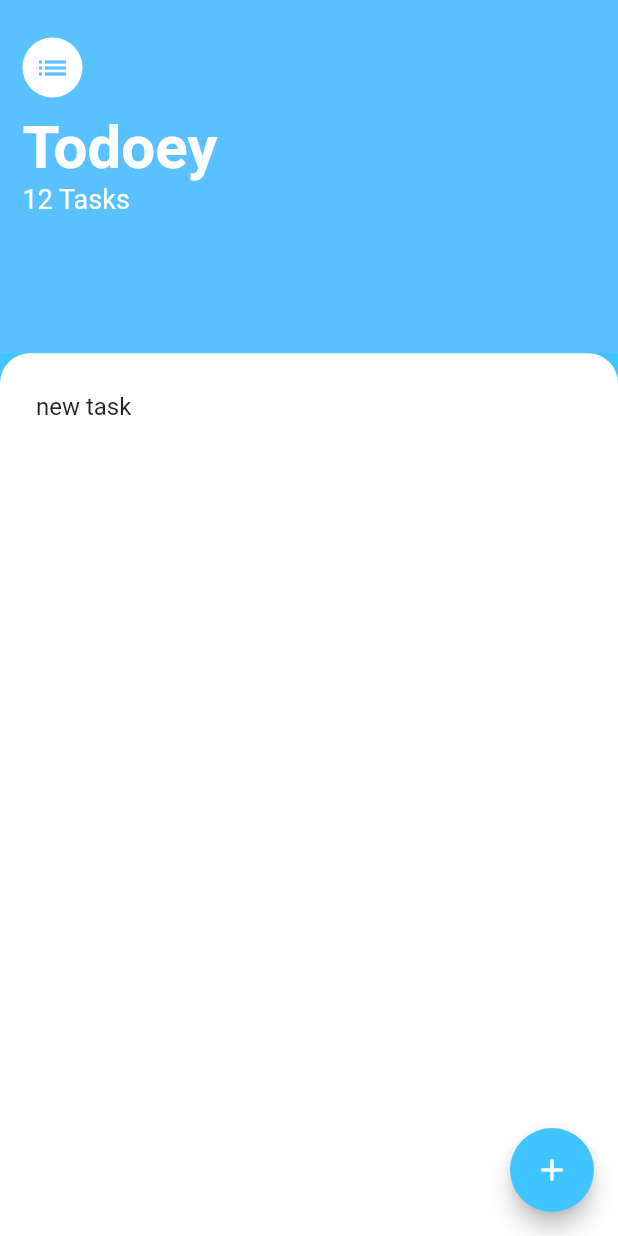
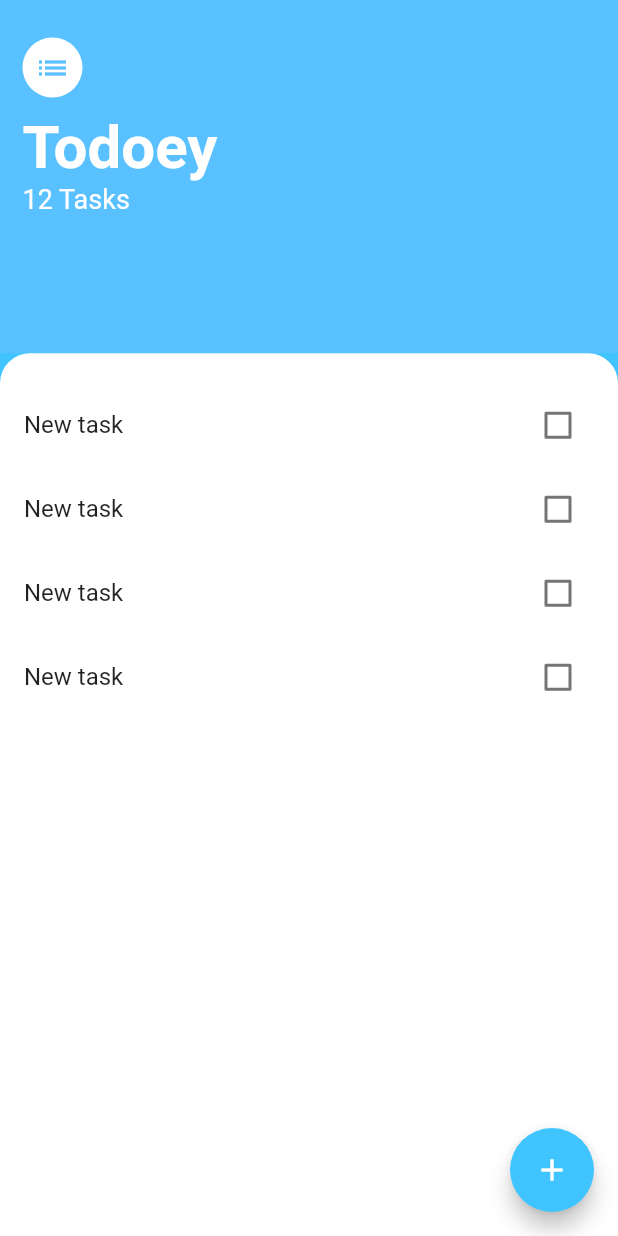
Before and after one commit to habte032/TodoList, a Flutter app: the screen it shows after launch, on a phone screen of 412 x 824 dp. Run offline on Flutter 3.47's test engine with Material 2 defaults, Android fonts, the phone set to English and light mode, and no system bars.

Commit message:
Extract ListView and ListTile

```diff
--- a/lib/Screens/task.dart
+++ b/lib/Screens/task.dart
@@ -48,16 +48,9 @@ class taskScreen extends StatelessWidget {
                           topLeft: Radius.circular(20),
                           topRight: Radius.circular(20))
                   ),
-              padding: const EdgeInsets.all(8.0),
-              child: ListView(
-
-                children: [
-                 ListTile(
-                   title: Text('new task',style: TextStyle(),),
-                 )
-                ],
-
-              ),
+                  padding: const EdgeInsets.only(top: 20.0),
+                  child:
+                  TaskList(ischeked: ischeked),
                 ))
           ],
         ),
@@ -71,3 +64,41 @@ class taskScreen extends StatelessWidget {
     );
   }
 }
+
+class TaskList extends StatelessWidget {
+  const TaskList({
+    super.key,
+    required this.ischeked,
+  });
+
+  final bool ischeked;
+
+  @override
+  Widget build(BuildContext context) {
+    return ListView(
+      children: [
+        TaskTile(ischeked: ischeked),
+        TaskTile(ischeked: ischeked),
+        TaskTile(ischeked: ischeked),
+        TaskTile(ischeked: ischeked),
+      ],
+
+    );
+  }
+}
+
+class TaskTile extends StatelessWidget {
+  const TaskTile({required this.ischeked});
+
+  final bool ischeked;
+
+  @override
+  Widget build(BuildContext context) {
+    return ListTile(
+      trailing: Checkbox(value: ischeked,onChanged: (value){
+
+      },),
+      title: Text('New task',style: TextStyle(),),
+    );
+  }
+}
```
Lines whose indentation alone changed are shown as unchanged.
